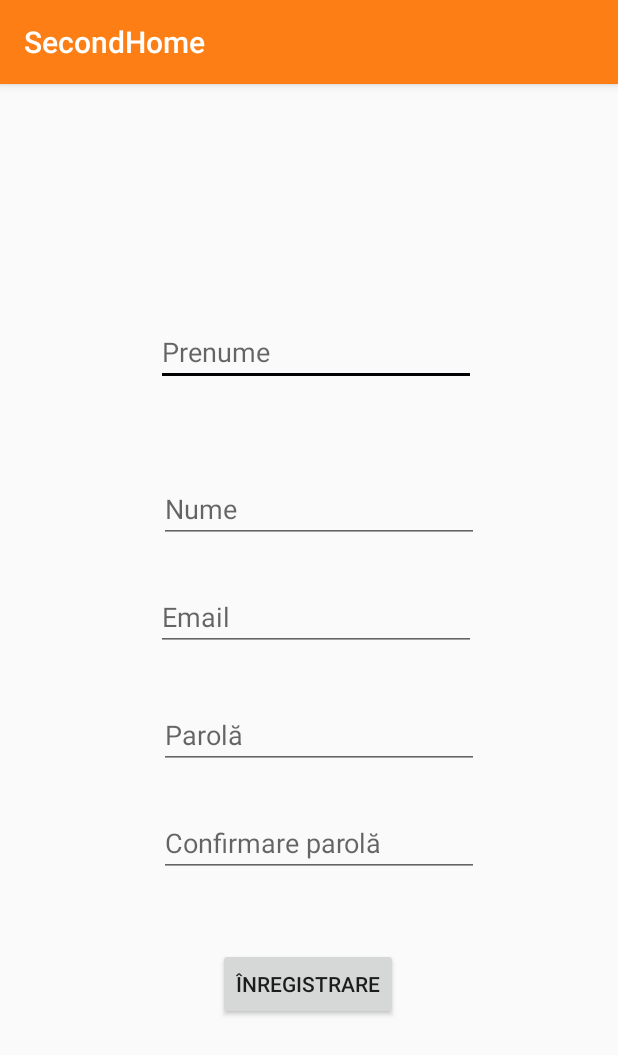
After one commit to VladDuncea/SecondHome, an Android app: the RegisterActivity screen opened directly, with no data from a screen before it, on a phone screen of 412 x 824 dp. The commit adds this screen. Shown: the top 1055 px of the screen. Run offline under Robolectric (Android 15) with nearby library versions, the phone set to English and light mode, and no system bars; our stand-ins replace Volley.

Commit message:
Login + Register done

```diff
--- a/app/src/main/AndroidManifest.xml
+++ b/app/src/main/AndroidManifest.xml
@@ -2,7 +2,7 @@
 <manifest xmlns:android="http://schemas.android.com/apk/res/android"
     package="com.example.secondhome">
 
-    <uses-permission android:name="android.permission.INTERNET"></uses-permission>
+    <uses-permission android:name="android.permission.INTERNET" />
 
     <application
         android:allowBackup="true"
@@ -12,7 +12,9 @@
         android:supportsRtl="true"
         android:theme="@style/AppTheme"
         android:usesCleartextTraffic="true">
-        <activity android:name=".Main2LoggedInActivity"></activity>
+        <activity android:name=".ContactActivity"></activity>
+        <activity android:name=".ui.login.RegisterActivity" />
+        <activity android:name=".Main2LoggedInActivity" />
         <activity
             android:name=".ui.login.LoginActivity"
             android:label="@string/title_activity_login" />
--- a/app/src/main/res/layout/activity_login.xml
+++ b/app/src/main/res/layout/activity_login.xml
@@ -19,7 +19,6 @@
         android:layout_marginStart="24dp"
         android:layout_marginTop="96dp"
         android:layout_marginEnd="24dp"
-
         android:hint="@string/prompt_email"
         android:inputType="textEmailAddress"
         android:selectAllOnFocus="true"
--- /dev/null
+++ b/app/src/main/res/layout/activity_register.xml
@@ -0,0 +1,100 @@
+<?xml version="1.0" encoding="utf-8"?>
+<androidx.constraintlayout.widget.ConstraintLayout xmlns:android="http://schemas.android.com/apk/res/android"
+    xmlns:app="http://schemas.android.com/apk/res-auto"
+    xmlns:tools="http://schemas.android.com/tools"
+    android:layout_width="match_parent"
+    android:layout_height="match_parent"
+    tools:context=".ui.login.RegisterActivity">
+
+    <EditText
+        android:id="@+id/firstName"
+        android:layout_width="wrap_content"
+        android:layout_height="wrap_content"
+        android:layout_marginStart="104dp"
+        android:layout_marginLeft="106dp"
+        android:layout_marginTop="156dp"
+
+        android:layout_marginBottom="432dp"
+        android:ems="10"
+        android:hint="Prenume"
+        android:inputType="textPersonName"
+        app:layout_constraintBottom_toBottomOf="parent"
+        app:layout_constraintEnd_toEndOf="parent"
+        app:layout_constraintHorizontal_bias="0.0"
+        app:layout_constraintStart_toStartOf="parent"
+        app:layout_constraintTop_toTopOf="parent"
+        app:layout_constraintVertical_bias="0.0" />
+
+    <EditText
+        android:id="@+id/lastName"
+        android:layout_width="wrap_content"
+        android:layout_height="wrap_content"
+        android:layout_marginStart="106dp"
+        android:layout_marginLeft="106dp"
+        android:layout_marginTop="178dp"
+        android:layout_marginBottom="380dp"
+        android:ems="10"
+        android:hint="Nume"
+        android:inputType="textPersonName"
+        app:layout_constraintBottom_toBottomOf="parent"
+        app:layout_constraintStart_toStartOf="parent"
+        app:layout_constraintTop_toTopOf="parent" />
+
+    <EditText
+        android:id="@+id/emailRegister"
+        android:layout_width="wrap_content"
+        android:layout_height="wrap_content"
+        android:layout_marginStart="104dp"
+        android:layout_marginLeft="104dp"
+        android:layout_marginTop="250dp"
+        android:layout_marginBottom="308dp"
+        android:ems="10"
+        android:hint="Email"
+        android:inputType="textEmailAddress"
+        app:layout_constraintBottom_toBottomOf="parent"
+        app:layout_constraintStart_toStartOf="parent"
+        app:layout_constraintTop_toTopOf="parent" />
+
+    <EditText
+        android:id="@+id/passwordRegister"
+        android:layout_width="wrap_content"
+        android:layout_height="wrap_content"
+        android:layout_marginStart="106dp"
+        android:layout_marginLeft="106dp"
+        android:layout_marginTop="329dp"
+        android:layout_marginBottom="229dp"
+        android:ems="10"
+        android:hint="Parolă"
+        android:inputType="textPassword"
+        app:layout_constraintBottom_toBottomOf="parent"
+        app:layout_constraintStart_toStartOf="parent"
+        app:layout_constraintTop_toTopOf="parent" />
+
+    <EditText
+        android:id="@+id/passwordConfirmationRegister"
+        android:layout_width="wrap_content"
+        android:layout_height="wrap_content"
+        android:layout_marginStart="106dp"
+        android:layout_marginLeft="106dp"
+        android:layout_marginTop="401dp"
+        android:layout_marginBottom="157dp"
+        android:ems="10"
+        android:hint="Confirmare parolă"
+        android:inputType="textPassword"
+        app:layout_constraintBottom_toBottomOf="parent"
+        app:layout_constraintStart_toStartOf="parent"
+        app:layout_constraintTop_toTopOf="parent" />
+
+    <Button
+        android:id="@+id/buttonRegisterPage"
+        android:layout_width="wrap_content"
+        android:layout_height="wrap_content"
+        android:layout_marginStart="145dp"
+        android:layout_marginLeft="145dp"
+        android:layout_marginTop="493dp"
+        android:layout_marginBottom="62dp"
+        android:text="Înregistrare"
+        app:layout_constraintBottom_toBottomOf="parent"
+        app:layout_constraintStart_toStartOf="parent"
+        app:layout_constraintTop_toTopOf="parent" />
+</androidx.constraintlayout.widget.ConstraintLayout>
--- a/app/src/main/res/values/colors.xml
+++ b/app/src/main/res/values/colors.xml
@@ -1,10 +1,11 @@
 <?xml version="1.0" encoding="utf-8"?>
 <resources>
-    <color name="colorPrimary">#007bff</color>
+    <color name="colorPrimary">#fd7e14</color>
     <color name="colorPrimaryDark">#6c757d</color>
     <color name="background">#ffffff</color>
     <color name="lightgray">#dddddd</color>
     <color name="yellow">#ffc107</color>
+    <color name="orange">#fd7e14</color>
     <color name="green">#28a745</color>
     <color name="indigo">#6610f2</color>
     <color name="colorAccent">#000002</color>
```
Also changed, not shown: app/src/main/java/com/example/secondhome/ContactActivity.java (added, +14 -0 lines), app/src/main/java/com/example/secondhome/Main2LoggedInActivity.java (+10 -1 lines), app/src/main/java/com/example/secondhome/MainActivity.java (+15 -5 lines), app/src/main/java/com/example/secondhome/ui/login/RegisterActivity.java (added, +201 -0 lines), app/src/main/res/layout/activity_contact.xml (added, +9 -0 lines), app/src/main/res/layout/activity_main2_logged_in.xml (+14 -0 lines).
